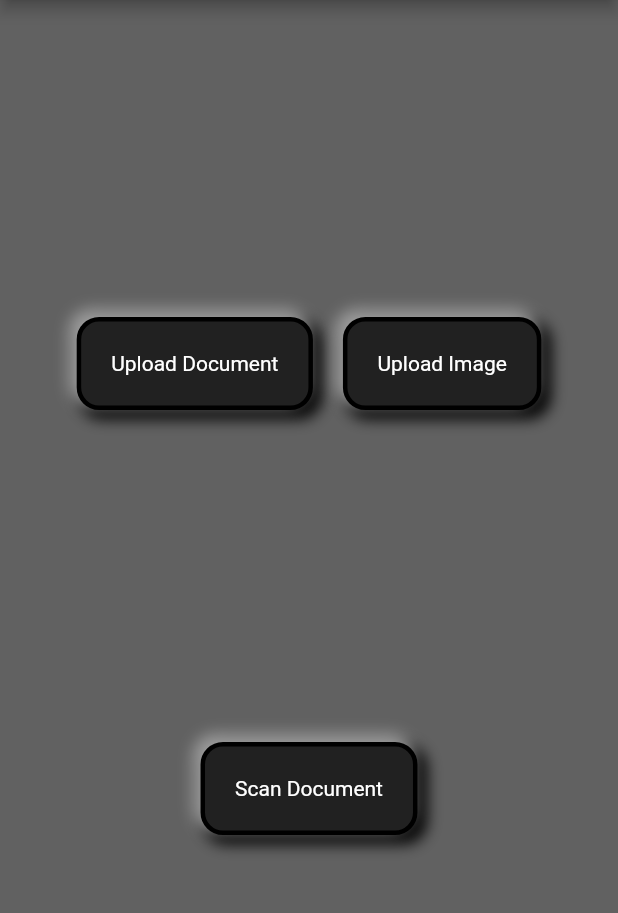
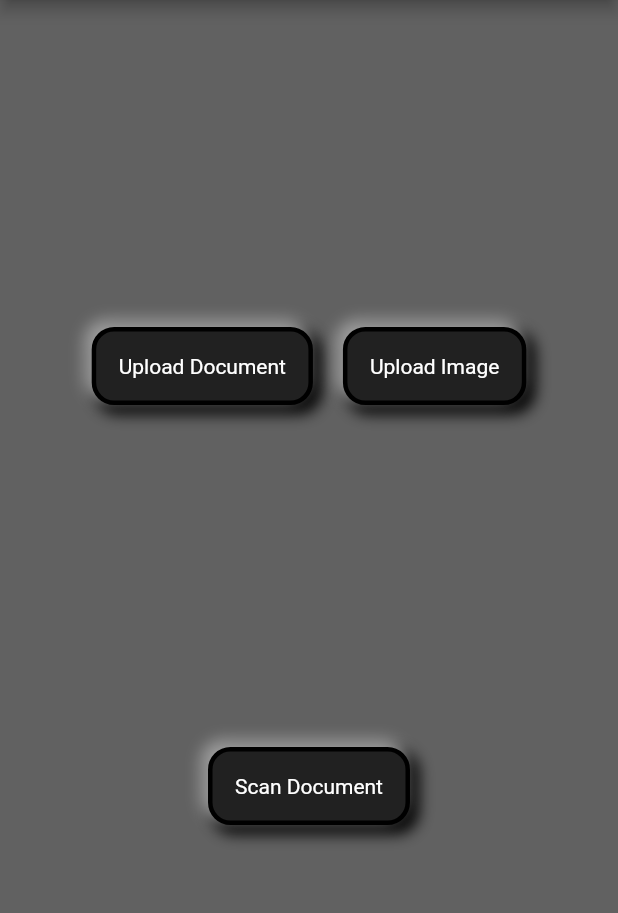
Before and after one commit to aaadddiii/voxlens, a Flutter app: the Doc_Reader screen opened directly, on a phone screen of 412 x 824 dp, the part 84-997 px from its top. Run offline on Flutter 3.47's test engine with Material 2 defaults, Android fonts, the phone set to English and light mode, and no system bars; our stand-ins replace file_picker, flutter_tts, image_picker, speech_to_text; missing offline and left inert: alan_voice, google_ml_kit, read_pdf_text.

Commit message:
made buttons smaller in document reader

```diff
--- a/client/lib/document_reader.dart
+++ b/client/lib/document_reader.dart
@@ -49,7 +49,7 @@ class _Doc_ReaderState extends State<Doc_Reader> {
                         style: TextStyle(
                             color: Colors.white
                         ),),
-                      padding: EdgeInsets.all(20.0),
+                      padding: EdgeInsets.all(15.0),
                       margin: EdgeInsets.all(10.0),
                       // color: Colors.grey[900],
                       decoration: BoxDecoration(
@@ -70,7 +70,7 @@ class _Doc_ReaderState extends State<Doc_Reader> {
                     style: TextStyle(
                         color: Colors.white
                     ),),
-                  padding: EdgeInsets.all(20.0),
+                  padding: EdgeInsets.all(15.0),
                   margin: EdgeInsets.all(10.0),
                   // color: Colors.grey[900],
                   decoration: BoxDecoration(
@@ -94,7 +94,7 @@ class _Doc_ReaderState extends State<Doc_Reader> {
                 style: TextStyle(
                     color: Colors.white
                 ),),
-              padding: EdgeInsets.all(20.0),
+              padding: EdgeInsets.all(15.0),
               margin: EdgeInsets.all(10.0),
               // color: Colors.red[300],
               decoration: BoxDecoration(
```
